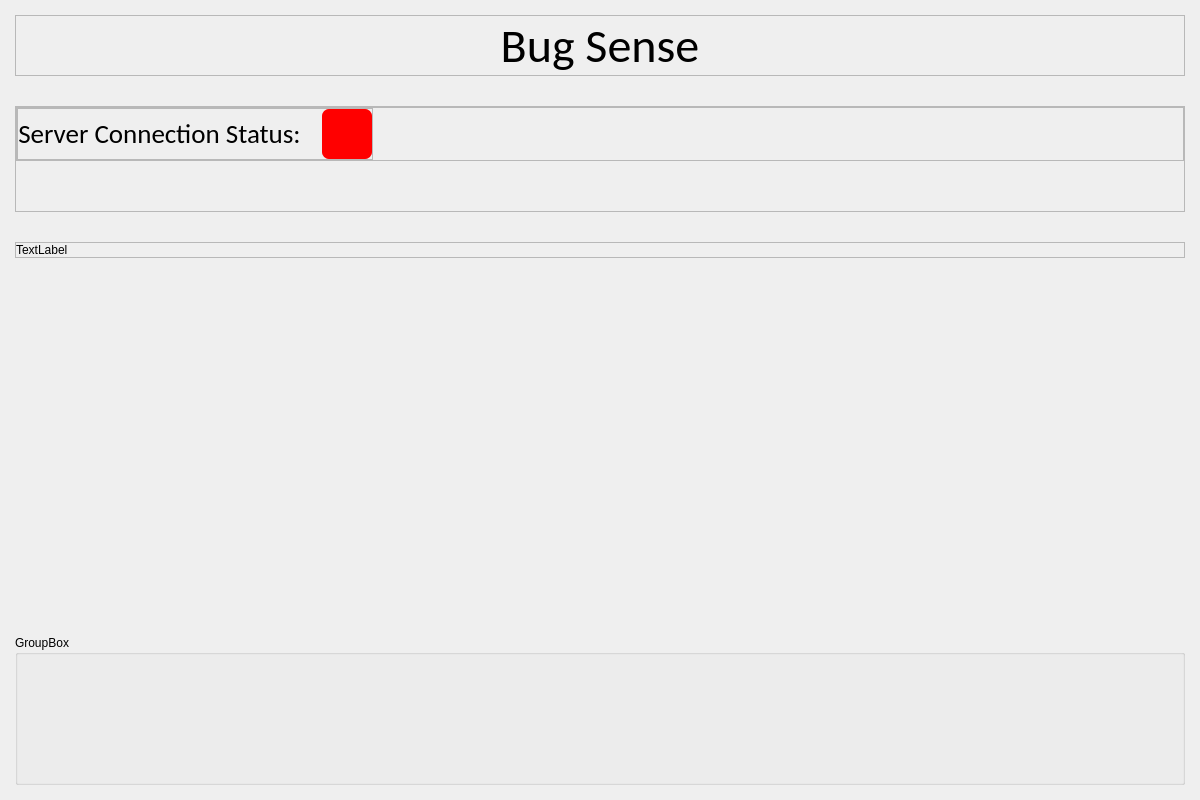
This is ui-interface/src/main_window.ui in biirdrat/bug-sense as Qt 5 draws it before an edit. The edited form follows.
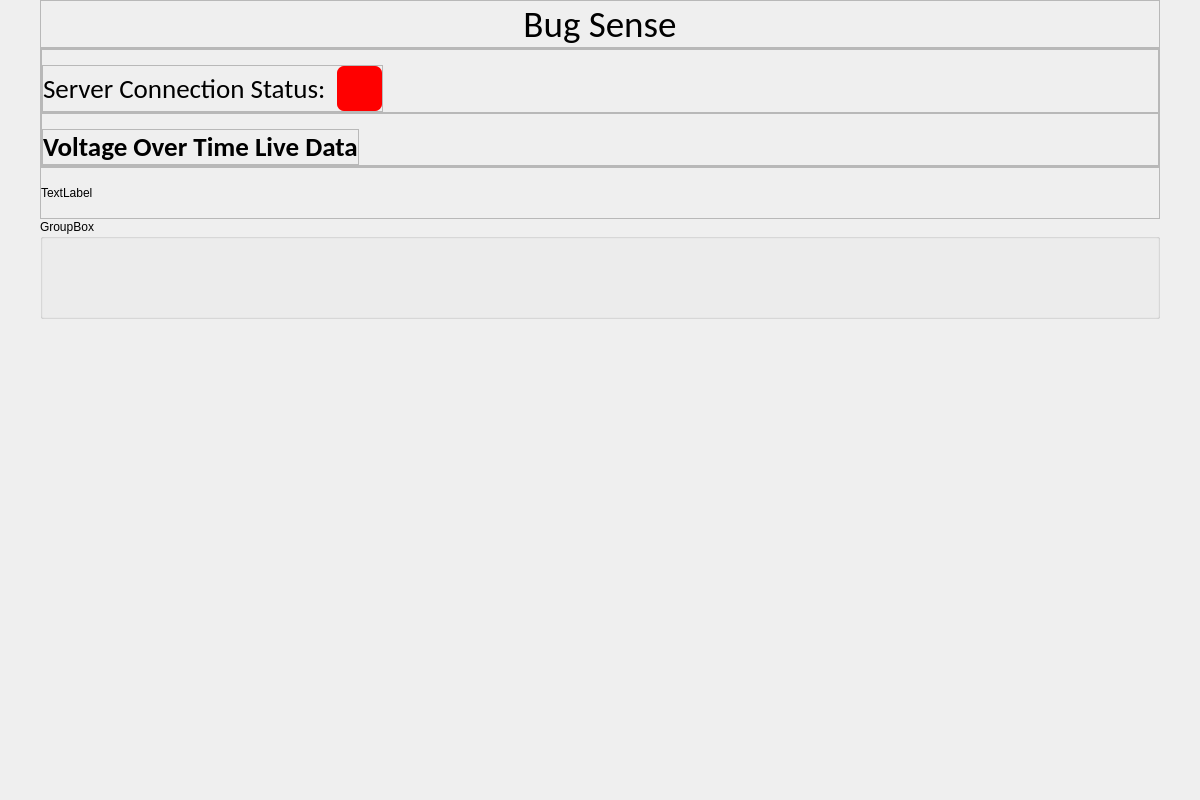
This is the edited form.

Commit message: feat: add graph layout

```diff
--- a/ui-interface/src/main_window.ui
+++ b/ui-interface/src/main_window.ui
@@ -30,16 +30,16 @@
   <widget class="QWidget" name="centralwidget">
    <layout class="QGridLayout" name="gridLayout_2">
     <property name="leftMargin">
-     <number>0</number>
+     <number>40</number>
     </property>
     <property name="topMargin">
      <number>0</number>
     </property>
     <property name="rightMargin">
-     <number>0</number>
+     <number>40</number>
     </property>
     <property name="bottomMargin">
-     <number>0</number>
+     <number>25</number>
     </property>
     <property name="spacing">
      <number>0</number>
@@ -47,22 +47,19 @@
     <item row="0" column="0">
      <layout class="QGridLayout" name="main_glo">
       <property name="leftMargin">
-       <number>15</number>
+       <number>0</number>
       </property>
       <property name="topMargin">
-       <number>15</number>
+       <number>0</number>
       </property>
       <property name="rightMargin">
-       <number>15</number>
+       <number>0</number>
       </property>
       <property name="bottomMargin">
-       <number>15</number>
-      </property>
-      <property name="horizontalSpacing">
        <number>0</number>
       </property>
-      <property name="verticalSpacing">
-       <number>30</number>
+      <property name="spacing">
+       <number>0</number>
       </property>
       <item row="1" column="0">
        <widget class="QFrame" name="header_frame">
@@ -96,6 +93,12 @@
          </property>
          <item row="0" column="0">
           <widget class="QLabel" name="title_label">
+           <property name="sizePolicy">
+            <sizepolicy hsizetype="Minimum" vsizetype="Minimum">
+             <horstretch>0</horstretch>
+             <verstretch>0</verstretch>
+            </sizepolicy>
+           </property>
            <property name="minimumSize">
             <size>
              <width>0</width>
@@ -105,7 +108,7 @@
            <property name="font">
             <font>
              <family>Calibri</family>
-             <pointsize>36</pointsize>
+             <pointsize>28</pointsize>
             </font>
            </property>
            <property name="text">
@@ -119,12 +122,58 @@
         </layout>
        </widget>
       </item>
+      <item row="3" column="0">
+       <widget class="QFrame" name="footer_frame">
+        <property name="sizePolicy">
+         <sizepolicy hsizetype="Minimum" vsizetype="Minimum">
+          <horstretch>0</horstretch>
+          <verstretch>0</verstretch>
+         </sizepolicy>
+        </property>
+        <property name="frameShape">
+         <enum>QFrame::StyledPanel</enum>
+        </property>
+        <property name="frameShadow">
+         <enum>QFrame::Raised</enum>
+        </property>
+        <layout class="QGridLayout" name="gridLayout_4">
+         <property name="leftMargin">
+          <number>0</number>
+         </property>
+         <property name="topMargin">
+          <number>0</number>
+         </property>
+         <property name="rightMargin">
+          <number>0</number>
+         </property>
+         <property name="bottomMargin">
+          <number>0</number>
+         </property>
+         <property name="spacing">
+          <number>0</number>
+         </property>
+         <item row="1" column="0">
+          <widget class="QLabel" name="label_3">
+           <property name="minimumSize">
+            <size>
+             <width>0</width>
+             <height>50</height>
+            </size>
+           </property>
+           <property name="text">
+            <string>TextLabel</string>
+           </property>
+          </widget>
+         </item>
+        </layout>
+       </widget>
+      </item>
       <item row="5" column="0">
        <widget class="QGroupBox" name="groupBox">
         <property name="minimumSize">
          <size>
           <width>0</width>
-          <height>150</height>
+          <height>100</height>
          </size>
         </property>
         <property name="title">
@@ -132,45 +181,18 @@
         </property>
        </widget>
       </item>
-      <item row="3" column="0">
-       <widget class="QFrame" name="footer_frame">
-        <property name="sizePolicy">
-         <sizepolicy hsizetype="Minimum" vsizetype="Minimum">
-          <horstretch>0</horstretch>
-          <verstretch>0</verstretch>
-         </sizepolicy>
+      <item row="6" column="0">
+       <spacer name="verticalSpacer">
+        <property name="orientation">
+         <enum>Qt::Vertical</enum>
         </property>
-        <property name="frameShape">
-         <enum>QFrame::StyledPanel</enum>
+        <property name="sizeHint" stdset="0">
+         <size>
+          <width>20</width>
+          <height>40</height>
+         </size>
         </property>
-        <property name="frameShadow">
-         <enum>QFrame::Raised</enum>
-        </property>
-        <layout class="QGridLayout" name="gridLayout_4">
-         <property name="leftMargin">
-          <number>0</number>
-         </property>
-         <property name="topMargin">
-          <number>0</number>
-         </property>
-         <property name="rightMargin">
-          <number>0</number>
-         </property>
-         <property name="bottomMargin">
-          <number>0</number>
-         </property>
-         <property name="spacing">
-          <number>0</number>
-         </property>
-         <item row="0" column="0">
-          <widget class="QLabel" name="label_3">
-           <property name="text">
-            <string>TextLabel</string>
-           </property>
-          </widget>
-         </item>
-        </layout>
-       </widget>
+       </spacer>
       </item>
       <item row="2" column="0">
        <widget class="QFrame" name="body_frame">
@@ -197,11 +219,130 @@
           <number>0</number>
          </property>
          <property name="bottomMargin">
-          <number>50</number>
+          <number>0</number>
          </property>
          <property name="spacing">
           <number>0</number>
          </property>
+         <item row="1" column="0">
+          <widget class="QFrame" name="section2_frame">
+           <property name="sizePolicy">
+            <sizepolicy hsizetype="Minimum" vsizetype="Minimum">
+             <horstretch>0</horstretch>
+             <verstretch>0</verstretch>
+            </sizepolicy>
+           </property>
+           <property name="frameShape">
+            <enum>QFrame::StyledPanel</enum>
+           </property>
+           <property name="frameShadow">
+            <enum>QFrame::Raised</enum>
+           </property>
+           <layout class="QGridLayout" name="gridLayout_7">
+            <property name="leftMargin">
+             <number>0</number>
+            </property>
+            <property name="topMargin">
+             <number>15</number>
+            </property>
+            <property name="rightMargin">
+             <number>0</number>
+            </property>
+            <property name="bottomMargin">
+             <number>0</number>
+            </property>
+            <property name="spacing">
+             <number>0</number>
+            </property>
+            <item row="0" column="1">
+             <spacer name="horizontalSpacer_2">
+              <property name="orientation">
+               <enum>Qt::Horizontal</enum>
+              </property>
+              <property name="sizeHint" stdset="0">
+               <size>
+                <width>40</width>
+                <height>20</height>
+               </size>
+              </property>
+             </spacer>
+            </item>
+            <item row="0" column="0">
+             <widget class="QFrame" name="graph_frame">
+              <property name="sizePolicy">
+               <sizepolicy hsizetype="Minimum" vsizetype="Minimum">
+                <horstretch>0</horstretch>
+                <verstretch>0</verstretch>
+               </sizepolicy>
+              </property>
+              <property name="frameShape">
+               <enum>QFrame::StyledPanel</enum>
+              </property>
+              <property name="frameShadow">
+               <enum>QFrame::Raised</enum>
+              </property>
+              <layout class="QGridLayout" name="gridLayout_8">
+               <property name="leftMargin">
+                <number>0</number>
+               </property>
+               <property name="topMargin">
+                <number>0</number>
+               </property>
+               <property name="rightMargin">
+                <number>0</number>
+               </property>
+               <property name="bottomMargin">
+                <number>0</number>
+               </property>
+               <property name="horizontalSpacing">
+                <number>15</number>
+               </property>
+               <property name="verticalSpacing">
+                <number>0</number>
+               </property>
+               <item row="1" column="0">
+                <layout class="QGridLayout" name="graph_layout">
+                 <property name="spacing">
+                  <number>0</number>
+                 </property>
+                </layout>
+               </item>
+               <item row="0" column="0">
+                <widget class="QLabel" name="graph_title_label">
+                 <property name="sizePolicy">
+                  <sizepolicy hsizetype="Minimum" vsizetype="Minimum">
+                   <horstretch>0</horstretch>
+                   <verstretch>0</verstretch>
+                  </sizepolicy>
+                 </property>
+                 <property name="minimumSize">
+                  <size>
+                   <width>0</width>
+                   <height>0</height>
+                  </size>
+                 </property>
+                 <property name="font">
+                  <font>
+                   <family>Calibri</family>
+                   <pointsize>20</pointsize>
+                   <weight>75</weight>
+                   <bold>true</bold>
+                  </font>
+                 </property>
+                 <property name="text">
+                  <string>Voltage Over Time Live Data</string>
+                 </property>
+                 <property name="alignment">
+                  <set>Qt::AlignLeading|Qt::AlignLeft|Qt::AlignVCenter</set>
+                 </property>
+                </widget>
+               </item>
+              </layout>
+             </widget>
+            </item>
+           </layout>
+          </widget>
+         </item>
          <item row="0" column="0">
           <widget class="QFrame" name="section1_frame">
            <property name="sizePolicy">
@@ -221,10 +362,10 @@
              <number>0</number>
             </property>
             <property name="topMargin">
-             <number>0</number>
+             <number>15</number>
             </property>
             <property name="rightMargin">
-             <number>50</number>
+             <number>0</number>
             </property>
             <property name="bottomMargin">
              <number>0</number>
@@ -260,7 +401,7 @@
                 <number>0</number>
                </property>
                <property name="horizontalSpacing">
-                <number>15</number>
+                <number>5</number>
                </property>
                <property name="verticalSpacing">
                 <number>0</number>
@@ -278,8 +419,8 @@
                  </property>
                  <property name="minimumSize">
                   <size>
-                   <width>50</width>
-                   <height>50</height>
+                   <width>45</width>
+                   <height>45</height>
                   </size>
                  </property>
                  <property name="maximumSize">
@@ -326,7 +467,7 @@
                   <string>Server Connection Status: </string>
                  </property>
                  <property name="alignment">
-                  <set>Qt::AlignCenter</set>
+                  <set>Qt::AlignLeading|Qt::AlignLeft|Qt::AlignVCenter</set>
                  </property>
                 </widget>
                </item>
@@ -352,19 +493,6 @@
         </layout>
        </widget>
       </item>
-      <item row="4" column="0">
-       <spacer name="verticalSpacer">
-        <property name="orientation">
-         <enum>Qt::Vertical</enum>
-        </property>
-        <property name="sizeHint" stdset="0">
-         <size>
-          <width>20</width>
-          <height>40</height>
-         </size>
-        </property>
-       </spacer>
-      </item>
      </layout>
     </item>
    </layout>
```
The commit also changes 1 other file.
